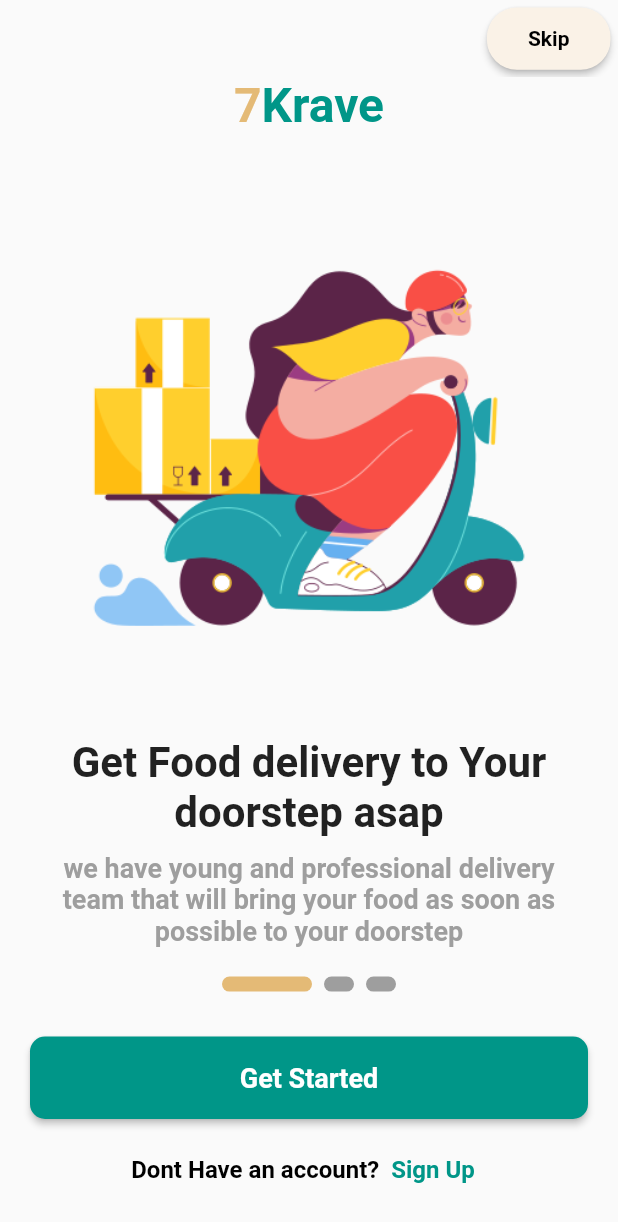
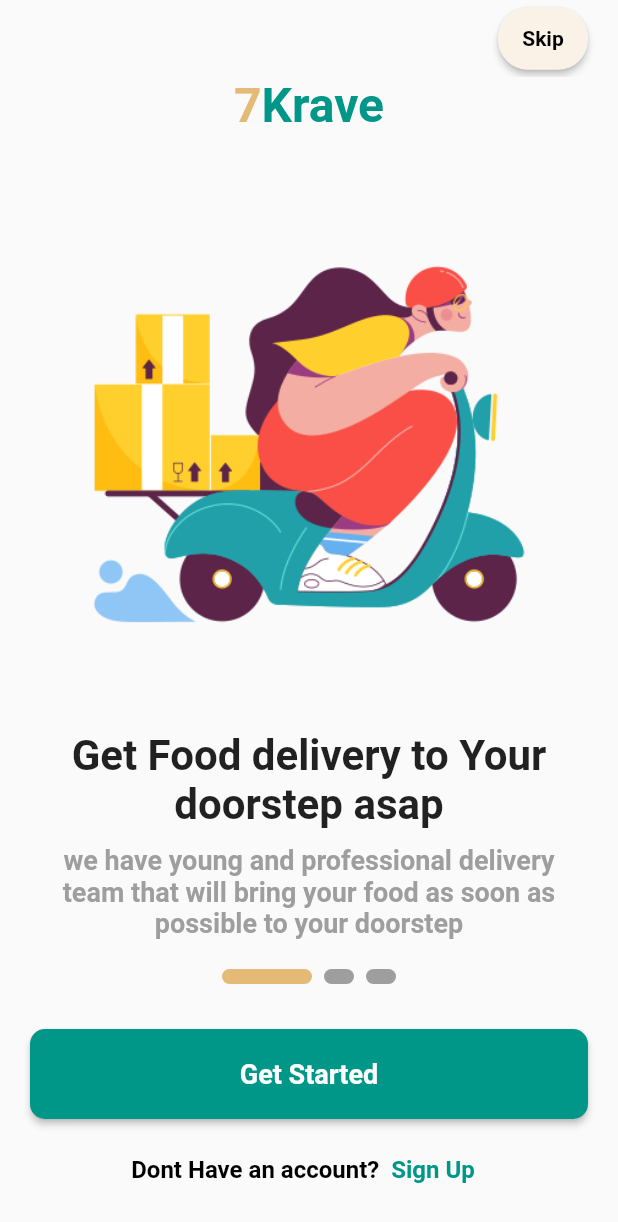
Before and after one commit to abdelRahmanYoussry/Taskaway, a Flutter app: the screen it shows after launch, on a phone screen of 412 x 824 dp. Shown: the top 1222 px of the screen. Run offline on Flutter 3.47's test engine with Material 2 defaults, Android fonts, the light colour scheme and no system bars; drawn by our look-alikes of smooth_page_indicator; missing offline and left inert: country_pickers.

Commit message:
First Task After Country Picker2

```diff
--- a/lib/Componets/ElevatedButton.dart
+++ b/lib/Componets/ElevatedButton.dart
@@ -2,17 +2,17 @@ import 'package:algorizainternship/Componets/ElevatedButton.dart';
 import 'package:flutter/material.dart';
 
 class MyElevatedButton extends StatelessWidget {
-  final double height;
+  late double height;
   final double width;
-  final double fontSize;
-  final double radius;
+  late double? fontSize=14.0;
+  final double? radius;
   void Function() onTap;
   final Color buttonColor;
-  final Color textColor;
+  late Color? textColor;
   final String buttonName;
-  MyElevatedButton(
-      this.height,this.width,
-      this.onTap,this.buttonName,this.buttonColor,this.fontSize,this.radius,this.textColor);
+  MyElevatedButton({
+      required this.height,required this.width,this.radius,this.fontSize,
+      required this.onTap,required this.buttonName,required this.buttonColor,this.textColor});
   @override
   Widget build(BuildContext context) {
     return SizedBox(
@@ -22,7 +22,7 @@ class MyElevatedButton extends StatelessWidget {
           style:ButtonStyle(
                   backgroundColor: MaterialStateProperty.all(buttonColor,),
           shape:MaterialStateProperty.all(RoundedRectangleBorder(
-            borderRadius: BorderRadius.circular(radius)
+            borderRadius: BorderRadius.circular(radius!)
           ))
           )
       // ,style:ElevatedButton.styleFrom(
--- a/lib/Login/LoginScreen.dart
+++ b/lib/Login/LoginScreen.dart
@@ -1,3 +1,4 @@
+import 'package:algorizainternship/Componets/ElevatedButton.dart';
 import 'package:algorizainternship/Componets/TextFormField.dart';
 import 'package:algorizainternship/Style/Colors.dart';
 import 'package:country_pickers/country.dart';
@@ -80,7 +81,7 @@ class LoginScreen extends StatelessWidget {
 }
 Widget _buildDropdownItem(Country country) => Padding(
   padding: const EdgeInsets.symmetric(horizontal: 10.0),
-  child:   Container(
+  child:   SizedBox(
     width: 100,
     child: Row(
       children: <Widget>[
--- a/lib/OnBoarding/OnBoarding.dart
+++ b/lib/OnBoarding/OnBoarding.dart
@@ -50,10 +50,11 @@ List<OnBoardingModel> boardList=[
         elevation: 0.0,
         actions: [
           Padding(
-            padding: const EdgeInsets.all(5.0),
+            padding: const EdgeInsets.symmetric(horizontal: 20.0,vertical: 5),
             child: MyElevatedButton(
-              mediaQuery.height/20,mediaQuery.width/5,(){navigateTo(context, widget: const LoginScreen());},
-                'Skip',Color(0xfffaf2e7),14,20,Colors.black
+              height:10 ,buttonName:'Skip' ,buttonColor: const Color(0xfffaf2e7),
+              onTap: (){navigateTo(context, widget: const LoginScreen());},width: 60,
+              textColor: Colors.black,radius:20 ,fontSize:14 ,
             )
           )
         ],
@@ -79,7 +80,7 @@ List<OnBoardingModel> boardList=[
                 controller:boardController ,
                 onPageChanged: (int index){
                 },
-                physics: BouncingScrollPhysics(),
+                physics: const BouncingScrollPhysics(),
                 itemBuilder: (context,index)=>buildOnBoardingItem(boardList[index])),),
             const SizedBox(
               height: 20,
@@ -95,7 +96,9 @@ List<OnBoardingModel> boardList=[
                 count: boardList.length),
             Padding(
               padding: const EdgeInsets.only(top: 30.0,bottom: 10),
-              child: MyElevatedButton(mediaQuery.height/15, double.infinity, () { }, 'Get Started',mainColor, 18,10,Colors.white),
+              child: MyElevatedButton(width:double.infinity ,height: 60,
+                  onTap: () {navigateTo(context, widget: const LoginScreen()); },
+                  buttonColor:mainColor ,buttonName: 'Get Started',textColor:Colors.white , fontSize: 18,radius:10 ,),
             ) ,
             Row(
               mainAxisAlignment: MainAxisAlignment.center,
```
